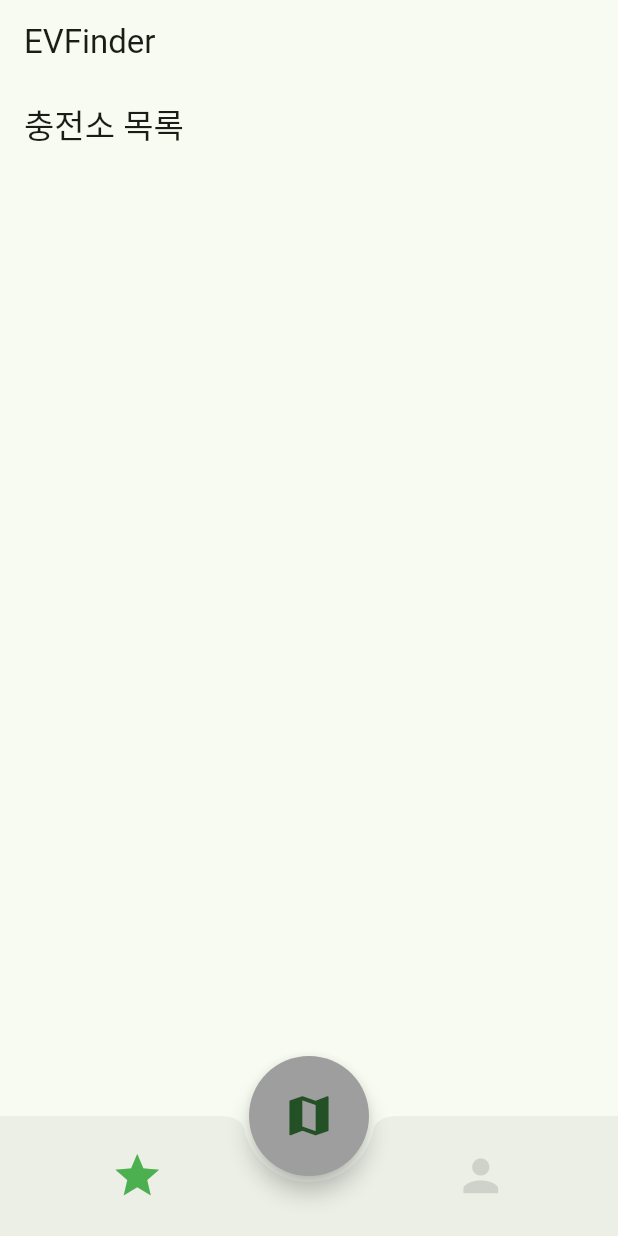
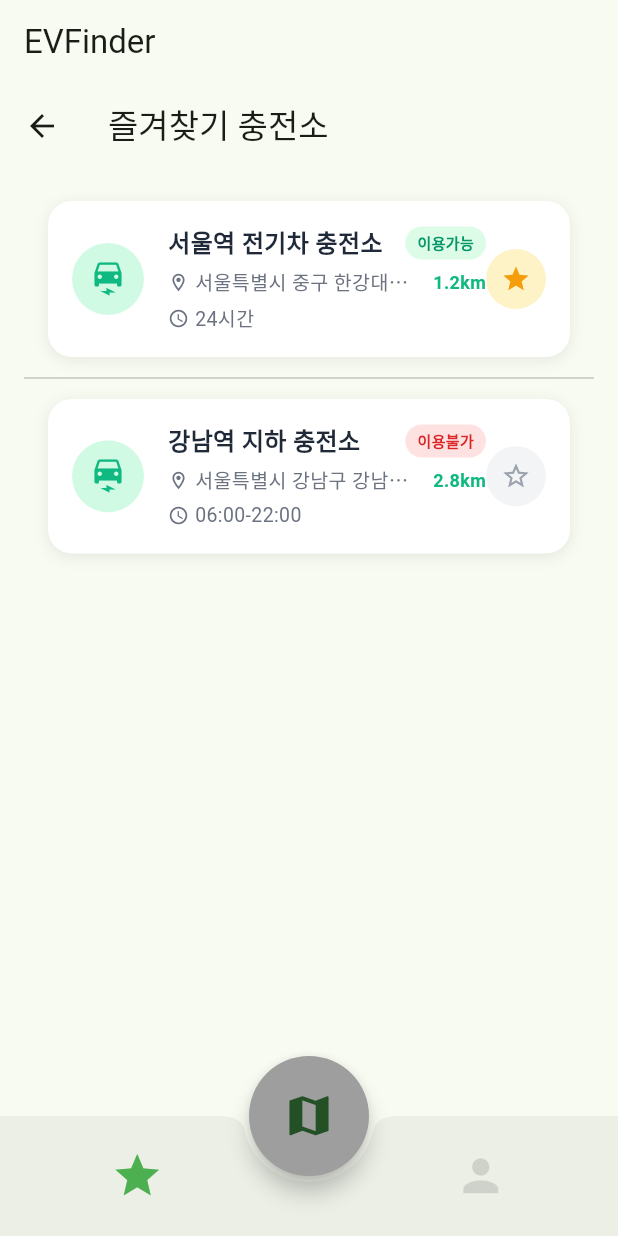
Before and after one commit to LeeHuSeong/EVFinder, a Flutter app: the MainView screen opened directly, after a tap on the "star" icon, on a phone screen of 412 x 824 dp. Run offline on Flutter 3.47's test engine with Material 3 defaults, Android fonts, the phone set to English and light mode, and no system bars; our stand-ins replace cloud_firestore, firebase_auth, firebase_core, google_sign_in; missing offline and left inert: flutter_naver_map; accounts and stored records are empty; statements that could not run were skipped.

Commit message:
즐겨찾기 추가

```diff
--- /dev/null
+++ b/evfinder/lib/View/favorite_station_view.dart
@@ -0,0 +1,77 @@
+import 'package:flutter/material.dart';
+import 'package:evfinder/View/widget/listtitle_Chargestar_widget.dart';
+class FavoriteStationView extends StatefulWidget {
+  const FavoriteStationView({super.key});
+
+  @override
+  State<FavoriteStationView> createState() => _FavoriteStationViewState();
+}
+
+class _FavoriteStationViewState extends State<FavoriteStationView> {
+  List<Map<String, dynamic>> favoriteStations = [
+    {
+      'stationName': '서울역 전기차 충전소',
+      'stationAddress': '서울특별시 중구 한강대로 405',
+      'operatingHours': '24시간',
+      'chargerStat': 1,
+      'distance': '1.2km',
+      'isFavorite': true,
+    },
+    {
+      'stationName': '강남역 지하 충전소',
+      'stationAddress': '서울특별시 강남구 강남대로 396',
+      'operatingHours': '06:00-22:00',
+      'chargerStat': 0,
+      'distance': '2.8km',
+      'isFavorite': false,
+    },
+  ];
+
+  @override
+  Widget build(BuildContext context) {
+    return Scaffold(
+      appBar: AppBar(
+        title: Text('즐겨찾기 충전소'),
+        leading: IconButton(
+          icon: Icon(Icons.arrow_back),
+          onPressed: () {
+            Navigator.pop(context);
+          },
+        ),
+      ),
+      body: SafeArea(
+        child: Padding(
+          padding: const EdgeInsets.all(16.0),
+          child: Column(
+            children: [
+              Expanded(
+                child: ListView.separated(
+                  itemCount: favoriteStations.length,
+                  physics: AlwaysScrollableScrollPhysics(),
+                  itemBuilder: (BuildContext context, int index) {
+                    final station = favoriteStations[index];
+                    return ListtileChargestarWidget(
+                      stationName: station['stationName'],
+                      stationAddress: station['stationAddress'],
+                      operatingHours: station['operatingHours'],
+                      chargerStat: station['chargerStat'],
+                      distance: station['distance'],
+                      isFavorite: station['isFavorite'],
+                      onFavoriteToggle: () {
+                        setState(() {
+                          favoriteStations[index]['isFavorite'] =
+                              !favoriteStations[index]['isFavorite'];
+                        });
+                      },
+                    );
+                  },
+                  separatorBuilder: (BuildContext context, int index) => Divider(),
+                ),
+              ),
+            ],
+          ),
+        ),
+      ),
+    );
+  }
+}
--- a/evfinder/lib/View/main_view.dart
+++ b/evfinder/lib/View/main_view.dart
@@ -3,6 +3,7 @@ import 'package:evfinder/View/search_charger_view.dart';
 import 'package:evfinder/View/setting_view.dart';
 import 'package:evfinder/View/station_list_view.dart';
 import 'package:flutter/material.dart';
+import 'package:evfinder/View/favorite_station_view.dart';
 
 import 'home_view.dart';
 
@@ -18,7 +19,7 @@ class _MainViewState extends State<MainView> {
 
   @override
   Widget build(BuildContext context) {
-    List<Widget> pages = <Widget>[StationListView(), HomeView(), ProfileView()];
+    List<Widget> pages = <Widget>[FavoriteStationView(), HomeView(), ProfileView()];
     return Scaffold(
       appBar: selectedIndex == 1
           ? null
--- /dev/null
+++ b/evfinder/lib/View/widget/listtitle_Chargestar_widget.dart
@@ -0,0 +1,238 @@
+import 'package:flutter/material.dart';
+
+class ListtileChargestarWidget extends StatefulWidget {
+  const ListtileChargestarWidget({
+    super.key,
+    required this.stationName,
+    required this.stationAddress,
+    required this.operatingHours,
+    required this.chargerStat,
+    required this.distance,
+    this.isFavorite = false,
+    this.onFavoriteToggle,
+    this.onTap,
+  });
+
+  final String stationName;
+  final String stationAddress;
+  final String operatingHours;
+  final int chargerStat; // 0: 불가능, 1: 가능
+  final String distance;
+  final bool isFavorite;
+  final VoidCallback? onFavoriteToggle;
+  final VoidCallback? onTap;
+
+  @override
+  State<ListtileChargestarWidget> createState() => _ListtileChargestarWidgetState();
+}
+
+class _ListtileChargestarWidgetState extends State<ListtileChargestarWidget>
+    with SingleTickerProviderStateMixin {
+  late AnimationController _animationController;
+  late Animation<double> _scaleAnimation;
+
+  @override
+  void initState() {
+    super.initState();
+    _animationController = AnimationController(
+      duration: const Duration(milliseconds: 200),
+      vsync: this,
+    );
+    _scaleAnimation = Tween<double>(
+      begin: 1.0,
+      end: 1.2,
+    ).animate(CurvedAnimation(
+      parent: _animationController,
+      curve: Curves.elasticOut,
+    ));
+  }
+
+  @override
+  void dispose() {
+    _animationController.dispose();
+    super.dispose();
+  }
+
+  void _onFavoritePressed() {
+    _animationController.forward().then((_) {
+      _animationController.reverse();
+    });
+    widget.onFavoriteToggle?.call();
+  }
+
+  @override
+  Widget build(BuildContext context) {
+    return Padding(
+      padding: const EdgeInsets.symmetric(horizontal: 16.0, vertical: 6.0),
+      child: GestureDetector(
+        onTap: widget.onTap,
+        child: Container(
+          decoration: BoxDecoration(
+            color: Colors.white,
+            borderRadius: BorderRadius.circular(16),
+            boxShadow: [
+              BoxShadow(
+                color: Colors.black.withOpacity(0.08),
+                blurRadius: 8,
+                offset: const Offset(0, 2),
+              ),
+            ],
+          ),
+          child: Padding(
+            padding: const EdgeInsets.all(16.0),
+            child: Row(
+              children: [
+                // 충전소 아이콘
+                Container(
+                  width: 48,
+                  height: 48,
+                  decoration: const BoxDecoration(
+                    color: Color(0xFFD1FAE5),
+                    shape: BoxShape.circle,
+                  ),
+                  child: const Icon(
+                    Icons.electric_car,
+                    color: Color(0xFF10B981),
+                    size: 24,
+                  ),
+                ),
+                const SizedBox(width: 16),
+
+                // 충전소 정보
+                Expanded(
+                  child: Column(
+                    crossAxisAlignment: CrossAxisAlignment.start,
+                    children: [
+                      // 충전소 이름과 상태
+                      Row(
+                        children: [
+                          Expanded(
+                            child: Text(
+                              widget.stationName,
+                              style: const TextStyle(
+                                fontSize: 16,
+                                fontWeight: FontWeight.bold,
+                                color: Color(0xFF1F2937),
+                              ),
+                              overflow: TextOverflow.ellipsis,
+                            ),
+                          ),
+                          const SizedBox(width: 8),
+                          // 상태 배지
+                          Container(
+                            padding: const EdgeInsets.symmetric(
+                              horizontal: 8,
+                              vertical: 4,
+                            ),
+                            decoration: BoxDecoration(
+                              color: widget.chargerStat == 1
+                                  ? const Color(0xFFDCFCE7)
+                                  : const Color(0xFFFEE2E2),
+                              borderRadius: BorderRadius.circular(12),
+                            ),
+                            child: Text(
+                              widget.chargerStat == 1 ? '이용가능' : '이용불가',
+                              style: TextStyle(
+                                fontSize: 10,
+                                fontWeight: FontWeight.w600,
+                                color: widget.chargerStat == 1
+                                    ? const Color(0xFF059669)
+                                    : const Color(0xFFDC2626),
+                              ),
+                            ),
+                          ),
+                        ],
+                      ),
+                      const SizedBox(height: 4),
+
+                      // 주소
+                      Row(
+                        children: [
+                          const Icon(
+                            Icons.location_on_outlined,
+                            size: 14,
+                            color: Color(0xFF6B7280),
+                          ),
+                          const SizedBox(width: 4),
+                          Expanded(
+                            child: Text(
+                              widget.stationAddress,
+                              style: const TextStyle(
+                                fontSize: 13,
+                                color: Color(0xFF6B7280),
+                              ),
+                              overflow: TextOverflow.ellipsis,
+                            ),
+                          ),
+                          const SizedBox(width: 8),
+                          Text(
+                            widget.distance,
+                            style: const TextStyle(
+                              fontSize: 12,
+                              color: Color(0xFF10B981),
+                              fontWeight: FontWeight.w600,
+                            ),
+                          ),
+                        ],
+                      ),
+                      const SizedBox(height: 4),
+
+                      // 운영시간
+                      Row(
+                        children: [
+                          const Icon(
+                            Icons.access_time,
+                            size: 14,
+                            color: Color(0xFF6B7280),
+                          ),
+                          const SizedBox(width: 4),
+                          Text(
+                            widget.operatingHours,
+                            style: const TextStyle(
+                              fontSize: 13,
+                              color: Color(0xFF6B7280),
+                            ),
+                          ),
+                        ],
+                      ),
+                    ],
+                  ),
+                ),
+
+                // 즐겨찾기 버튼
+                AnimatedBuilder(
+                  animation: _scaleAnimation,
+                  builder: (context, child) {
+                    return Transform.scale(
+                      scale: _scaleAnimation.value,
+                      child: GestureDetector(
+                        onTap: _onFavoritePressed,
+                        child: Container(
+                          width: 40,
+                          height: 40,
+                          decoration: BoxDecoration(
+                            color: widget.isFavorite
+                                ? const Color(0xFFFEF3C7)
+                                : const Color(0xFFF3F4F6),
+                            shape: BoxShape.circle,
+                          ),
+                          child: Icon(
+                            widget.isFavorite ? Icons.star : Icons.star_border,
+                            color: widget.isFavorite
+                                ? const Color(0xFFF59E0B)
+                                : const Color(0xFF9CA3AF),
+                            size: 20,
+                          ),
+                        ),
+                      ),
+                    );
+                  },
+                ),
+              ],
+            ),
+          ),
+        ),
+      ),
+    );
+  }
+}
```
